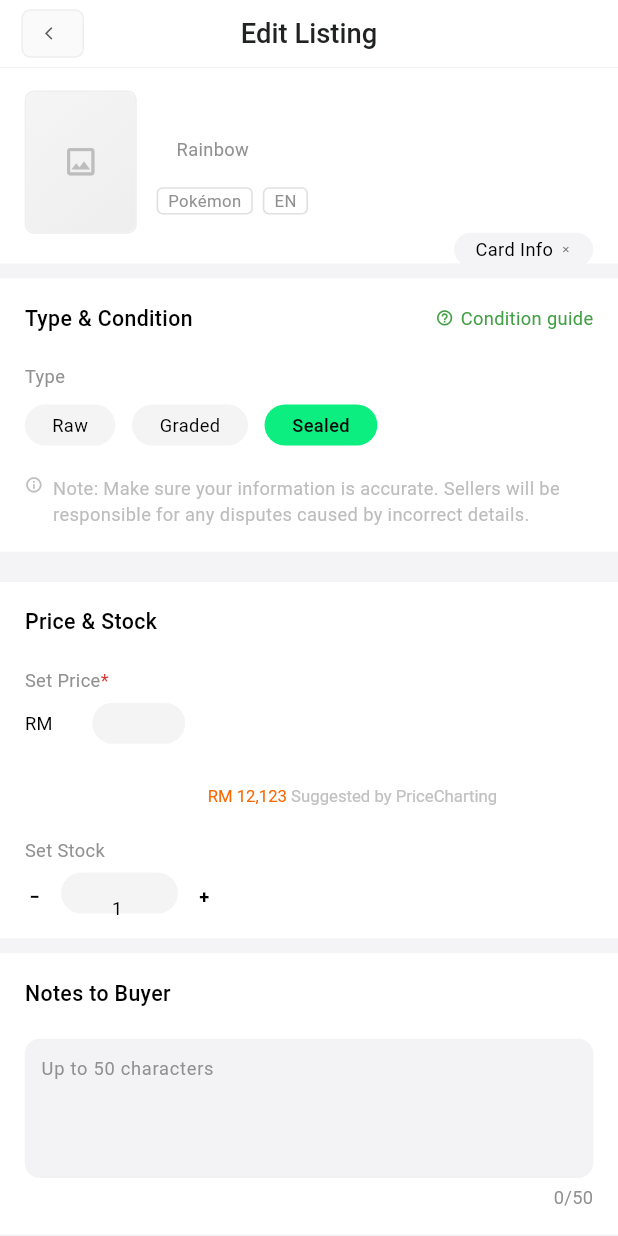
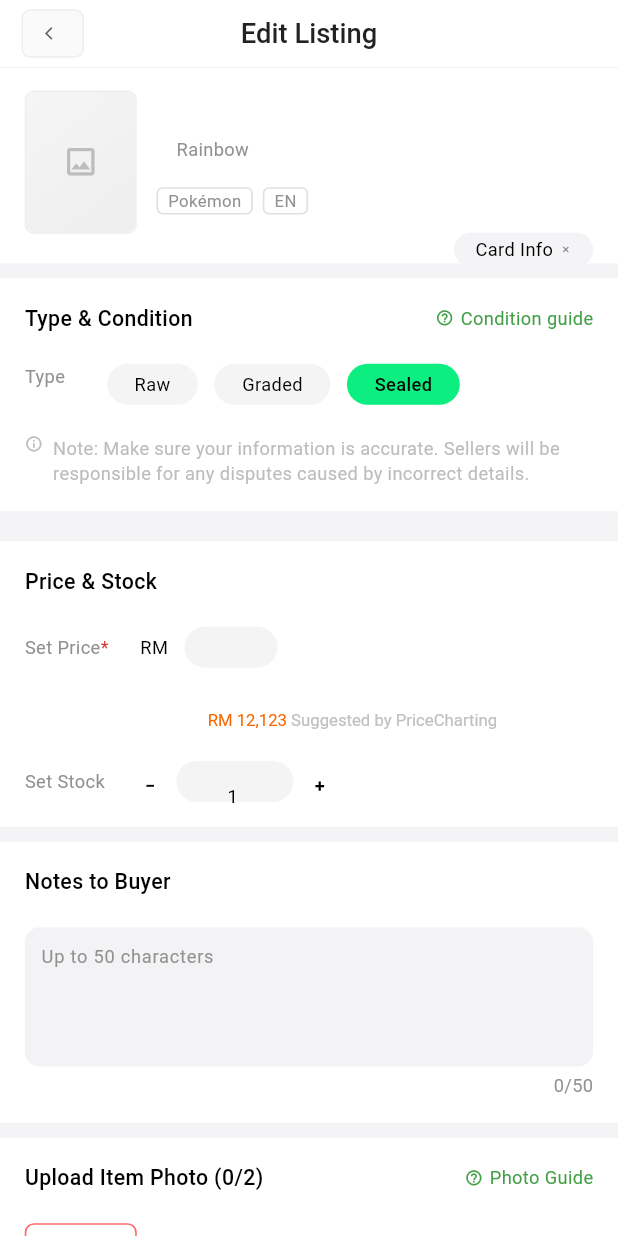
Before and after one commit to henrier/rico-user-app, a Flutter app: the ProductDetailCreateScreen screen opened by its route, after a tap on "Graded", after a tap on "Sealed", on a phone screen of 412 x 824 dp. Run offline on Flutter 3.47's test engine with Material 3 defaults, Android fonts, the light colour scheme and no system bars; our stand-ins replace dio, flutter_riverpod, flutter_screenutil, go_router, image_picker, logger and 1 more; accounts and stored records are empty; network calls fail.

Commit message:
样式修改

```diff
--- a/lib/screens/product/product_detail_create_screen.dart
+++ b/lib/screens/product/product_detail_create_screen.dart
@@ -439,18 +439,24 @@ class _ProductDetailCreateScreenState
 
   /// 构建Type选择区域
   Widget _buildTypeSelection() {
-    return Column(
+    return Row(
       crossAxisAlignment: CrossAxisAlignment.start,
       children: [
-        Text(
+        // 标题部分 - 固定宽度
+        SizedBox(
+          width: 80.w,
+          child: Text(
             'Type',
             style: TextStyle(
               fontSize: 24.sp,
               color: const Color(0xFF919191),
             ),
           ),
-        SizedBox(height: 20.h),
-        Wrap(
+        ),
+        SizedBox(width: 20.w),
+        // 标签部分 - 自适应宽度，超出换行
+        Expanded(
+          child: Wrap(
             spacing: 20.w,
             runSpacing: 12.h,
             children: [
@@ -458,6 +464,7 @@ class _ProductDetailCreateScreenState
               _buildTypeChip('Graded', _selectedType == 'Graded'),
               _buildTypeChip('Sealed', _selectedType == 'Sealed'),
             ],
+          ),
         ),
       ],
     );
@@ -522,18 +529,24 @@ class _ProductDetailCreateScreenState
 
   /// 构建Condition选择区域
   Widget _buildConditionSelection() {
-    return Column(
+    return Row(
       crossAxisAlignment: CrossAxisAlignment.start,
       children: [
-        Text(
+        // 标题部分 - 固定宽度
+        SizedBox(
+          width: 80.w,
+          child: Text(
             'Condition',
             style: TextStyle(
               fontSize: 24.sp,
               color: const Color(0xFF919191),
             ),
           ),
-        SizedBox(height: 20.h),
-        Wrap(
+        ),
+        SizedBox(width: 20.w),
+        // 标签部分 - 自适应宽度，超出换行
+        Expanded(
+          child: Wrap(
             spacing: 20.w,
             runSpacing: 12.h,
             children: [
@@ -542,6 +555,7 @@ class _ProductDetailCreateScreenState
               _buildConditionChip('Lightly Played'),
               _buildConditionChip('Damaged'),
             ],
+          ),
         ),
       ],
     );
@@ -560,16 +574,21 @@ class _ProductDetailCreateScreenState
 
   /// 构建Graded by选择区域
   Widget _buildGradedBySelection() {
-    return Column(
+    return Row(
       crossAxisAlignment: CrossAxisAlignment.start,
       children: [
-        Row(
-      children: [
-        Text(
+        // 标题部分 - 固定宽度
+        SizedBox(
+          width: 120.w, // 增加宽度以适应"Graded by"文字
+          child: Row(
+            children: [
+              Flexible(
+                child: Text(
                   'Graded by',
                   style: TextStyle(
                     fontSize: 24.sp,
                     color: const Color(0xFF919191),
+                  ),
                 ),
               ),
               SizedBox(width: 10.w),
@@ -584,7 +603,13 @@ class _ProductDetailCreateScreenState
                 ),
             ],
           ),
-        SizedBox(height: 20.h),
+        ),
+        SizedBox(width: 20.w),
+        // 标签部分 - 自适应宽度，超出换行
+        Expanded(
+          child: Column(
+            crossAxisAlignment: CrossAxisAlignment.start,
+            children: [
               if (_ratingCompanies.isEmpty && !_isLoadingRatingCompanies)
                 GestureDetector(
                   onTap: _loadRatingCompanies,
@@ -610,6 +635,9 @@ class _ProductDetailCreateScreenState
                   children: _ratingCompanies
                       .map((company) => _buildGradedByChip(company.name))
                       .toList(),
+                ),
+            ],
+          ),
         ),
       ],
     );
@@ -635,19 +663,25 @@ class _ProductDetailCreateScreenState
       availableGrades = selectedCompany.score;
     }
 
-    return Column(
+    return Row(
       crossAxisAlignment: CrossAxisAlignment.start,
       children: [
-        Text(
+        // 标题部分 - 固定宽度
+        SizedBox(
+          width: 80.w,
+          child: Text(
             'Grades',
             style: TextStyle(
               fontSize: 24.sp,
               color: const Color(0xFF919191),
             ),
           ),
-        SizedBox(height: 20.h),
-        // 下拉选择器
-        _buildGradeDropdown(availableGrades),
+        ),
+        SizedBox(width: 20.w),
+        // 下拉选择器部分 - 自适应宽度
+        Expanded(
+          child: _buildGradeDropdown(availableGrades),
+        ),
       ],
     );
   }
@@ -1010,7 +1044,14 @@ class _ProductDetailCreateScreenState
     return Column(
       crossAxisAlignment: CrossAxisAlignment.start,
       children: [
+        // 标题和输入框在一行显示
         Row(
+          crossAxisAlignment: CrossAxisAlignment.center,
+          children: [
+            // 标题部分 - 固定宽度
+            SizedBox(
+              width: 120.w,
+              child: Row(
                 children: [
                   Text(
                     'Set Price',
@@ -1030,8 +1071,11 @@ class _ProductDetailCreateScreenState
                   ),
                 ],
               ),
-        SizedBox(height: 13.h), // 按设计图调整间距
-        Row(
+            ),
+            SizedBox(width: 20.w),
+            // 输入部分 - 自适应宽度
+            Expanded(
+              child: Row(
                 children: [
                   Text(
                     'RM',
@@ -1041,7 +1085,7 @@ class _ProductDetailCreateScreenState
                       fontFamily: 'Roboto',
                     ),
                   ),
-            SizedBox(width: 48.w), // 增加RM和输入框的间距
+                  SizedBox(width: 20.w),
                   Container(
                     width: 113.w,
                     height: 54.h,
@@ -1062,6 +1106,9 @@ class _ProductDetailCreateScreenState
                         border: InputBorder.none,
                         contentPadding: EdgeInsets.zero,
                       ),
+                    ),
+                  ),
+                ],
               ),
             ),
           ],
@@ -1118,9 +1165,14 @@ class _ProductDetailCreateScreenState
             ],
           ),
           SizedBox(height: 20.h),
+          // 标题和输入框在一行显示
           Row(
-            children: [
-              Text(
+            crossAxisAlignment: CrossAxisAlignment.center,
+            children: [
+              // 标题部分 - 固定宽度
+              SizedBox(
+                width: 120.w,
+                child: Text(
                   'Set Price',
                   style: TextStyle(
                     fontSize: 24.sp,
@@ -1128,10 +1180,11 @@ class _ProductDetailCreateScreenState
                     fontFamily: 'Roboto',
                   ),
                 ),
-            ],
-          ),
-          SizedBox(height: 13.h),
-          Row(
+              ),
+              SizedBox(width: 20.w),
+              // 输入部分 - 自适应宽度
+              Expanded(
+                child: Row(
                   children: [
                     Text(
                       'RM',
@@ -1141,7 +1194,7 @@ class _ProductDetailCreateScreenState
                         fontFamily: 'Roboto',
                       ),
                     ),
-              SizedBox(width: 48.w),
+                    SizedBox(width: 20.w),
                     Container(
                       width: 113.w,
                       height: 54.h,
@@ -1171,6 +1224,9 @@ class _ProductDetailCreateScreenState
                     ),
                   ],
                 ),
+              ),
+            ],
+          ),
         ],
       ),
     );
@@ -1178,10 +1234,13 @@ class _ProductDetailCreateScreenState
 
   /// 构建库存设置区域
   Widget _buildStockSection() {
-    return Column(
-      crossAxisAlignment: CrossAxisAlignment.start,
-      children: [
-        Text(
+    return Row(
+      crossAxisAlignment: CrossAxisAlignment.center,
+      children: [
+        // 标题部分 - 固定宽度
+        SizedBox(
+          width: 120.w,
+          child: Text(
             'Set Stock',
             style: TextStyle(
               fontSize: 24.sp,
@@ -1189,8 +1248,11 @@ class _ProductDetailCreateScreenState
               fontFamily: 'Roboto',
             ),
           ),
-        SizedBox(height: 13.h), // 按设计图调整间距
-        Row(
+        ),
+        SizedBox(width: 20.w),
+        // 库存控制部分 - 自适应宽度
+        Expanded(
+          child: Row(
             children: [
               // 减少按钮 - 按设计图样式
               GestureDetector(
@@ -1270,6 +1332,7 @@ class _ProductDetailCreateScreenState
                 ),
               ),
             ],
+          ),
         ),
       ],
     );
```
Also changed, not shown: lib/screens/category/category_selection_screen.dart (+63 -81 lines). Lines whose indentation alone changed are shown as unchanged.
